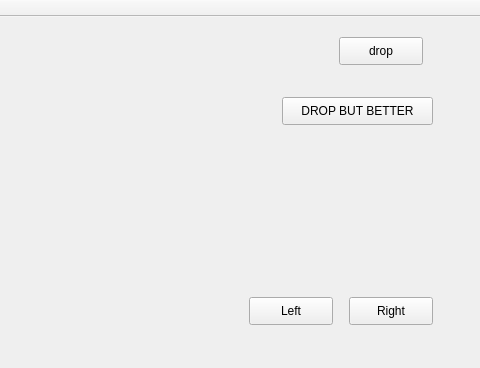
Before: the Qt Designer form student/13/tetris/mainwindow.ui in Kataya42/OHJ_2, drawn with Qt 5; both pictures show x 221 to 701 and y 0 to 368 of the 701 by 691 pixel window.
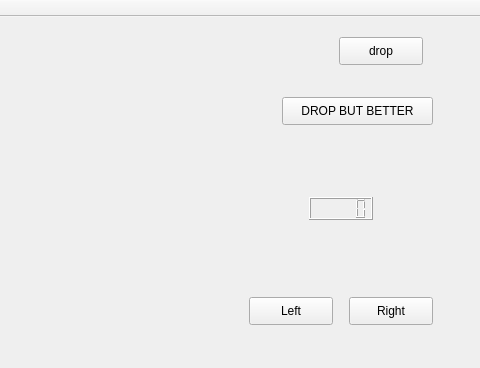
After: the same form once the commit is applied.

```diff
--- a/student/13/tetris/mainwindow.ui
+++ b/student/13/tetris/mainwindow.ui
@@ -89,6 +89,16 @@
      <string>DROP BUT BETTER</string>
     </property>
    </widget>
+   <widget class="QLCDNumber" name="lcdNumber">
+    <property name="geometry">
+     <rect>
+      <x>530</x>
+      <y>180</y>
+      <width>64</width>
+      <height>23</height>
+     </rect>
+    </property>
+   </widget>
   </widget>
   <widget class="QMenuBar" name="menuBar">
    <property name="geometry">
```
